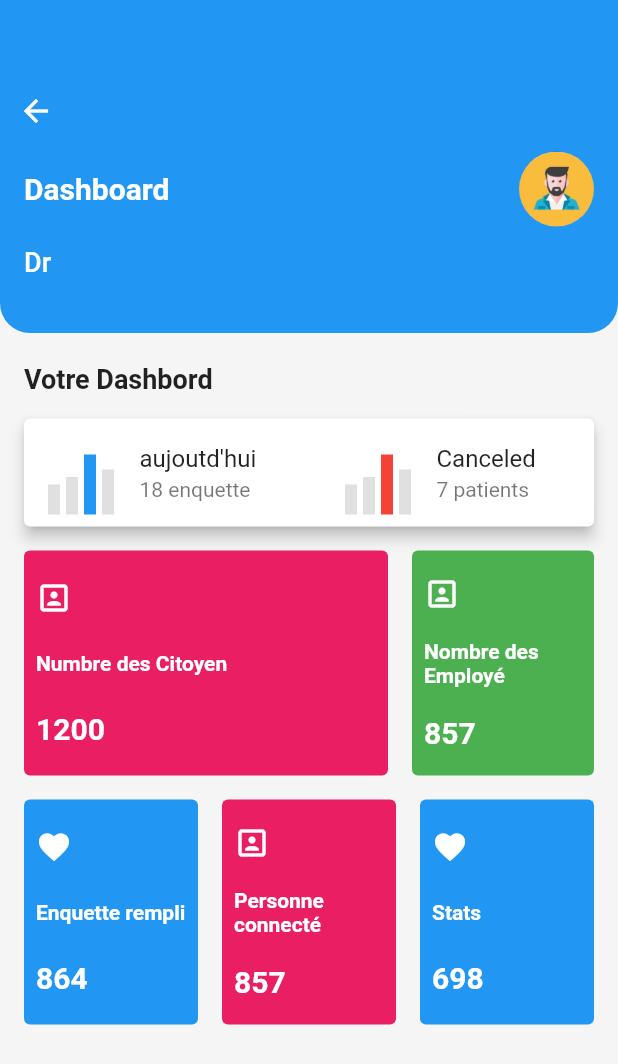
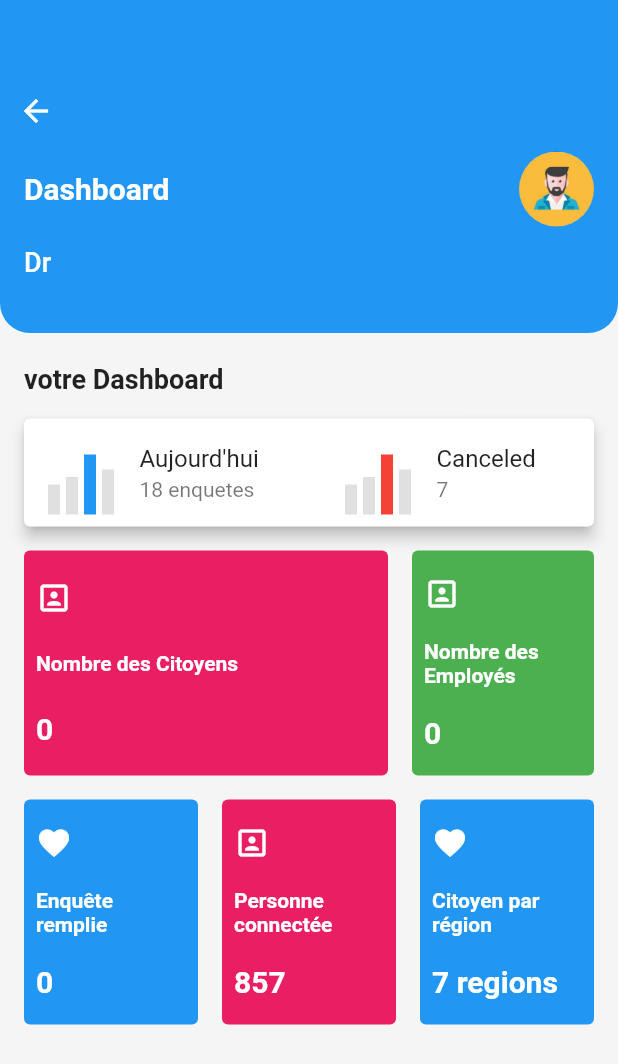
Before and after one commit to tessiku/repository, a Flutter app: the DashBord screen opened directly with empty values, on a phone screen of 412 x 824 dp. Shown: the top 1064 px of the screen. Run offline on Flutter 3.47's test engine with Material 2 defaults, Android fonts, the light colour scheme and no system bars; our stand-ins replace cloud_firestore, firebase_auth, firebase_core, flutter_form_builder, flutter_otp_text_field, flutter_spinkit and 4 more; missing offline and left inert: fab_circular_menu, kommunicate_flutter, particles_flutter; accounts and stored records are empty; network calls fail; statements that could not run were skipped.

Commit message:
dashBord add admin and dash for Emp

```diff
--- a/lib/login/Admin/DashBord.dart
+++ b/lib/login/Admin/DashBord.dart
@@ -1,4 +1,8 @@
+import 'dart:async';
+
 import 'package:flutter/material.dart';
+import 'package:cloud_firestore/cloud_firestore.dart';
+import 'package:ins_app/login/Admin/dash2.dart';
 
 class DashBord extends StatefulWidget {
   const DashBord({Key? key, required this.name, required this.userEmail})
@@ -12,6 +16,35 @@ class DashBord extends StatefulWidget {
 
 class _DashBordState extends State<DashBord> {
   final TextStyle whiteText = const TextStyle(color: Colors.white);
+  Timer? _timer;
+
+  @override
+  void initState() {
+    super.initState();
+    // Start the timer when the page is initialized
+    _startTimer();
+  }
+
+  @override
+  void dispose() {
+    // Cancel the timer when the page is disposed
+    _cancelTimer();
+    super.dispose();
+  }
+
+  void _startTimer() {
+    // Create a new timer that triggers every 5 seconds
+    _timer = Timer.periodic(Duration(seconds: 5), (timer) {
+      // Call setState to trigger a rebuild of the widget tree
+      setState(() {});
+    });
+  }
+
+  void _cancelTimer() {
+    // Cancel the timer if it is running
+    _timer?.cancel();
+    _timer = null;
+  }
 
   @override
   Widget build(BuildContext context) {
@@ -31,11 +64,21 @@ class _DashBordState extends State<DashBord> {
           const Padding(
             padding: EdgeInsets.only(left: 16.0),
             child: Text(
-              "Votre Dashbord ",
+              "votre Dashboard ",
               style: TextStyle(fontWeight: FontWeight.bold, fontSize: 18.0),
             ),
           ),
-          Card(
+          FutureBuilder<int>(
+            future: getUsersCount('Emp'), // Fetch count of employees
+            builder: (context, snapshot) {
+              if (snapshot.hasData) {
+                final employeeCount = snapshot.data!;
+                return FutureBuilder<int>(
+                  future: getUsersCount('Citoyen'), // Fetch count of citizens
+                  builder: (context, snapshot) {
+                    if (snapshot.hasData) {
+                      final citizenCount = snapshot.data!;
+                      return Card(
                         elevation: 4.0,
                         color: Colors.white,
                         margin: const EdgeInsets.all(16.0),
@@ -75,8 +118,8 @@ class _DashBordState extends State<DashBord> {
                                     ],
                                   ),
                                 ),
-                    title: const Text("aujoutd'hui"),
-                    subtitle: const Text("18 " + "enquette"),
+                                title: const Text("Aujourd'hui"),
+                                subtitle: Text("18 enquetes"),
                               ),
                             ),
                             const VerticalDivider(),
@@ -115,11 +158,25 @@ class _DashBordState extends State<DashBord> {
                                   ),
                                 ),
                                 title: const Text("Canceled"),
-                    subtitle: const Text("7 patients"),
+                                subtitle: Text("7"),
                               ),
                             ),
                           ],
                         ),
+                      );
+                    } else if (snapshot.hasError) {
+                      return Text("Error: ${snapshot.error}");
+                    } else {
+                      return CircularProgressIndicator();
+                    }
+                  },
+                );
+              } else if (snapshot.hasError) {
+                return Text("Error: ${snapshot.error}");
+              } else {
+                return CircularProgressIndicator();
+              }
+            },
           ),
           Padding(
             padding: const EdgeInsets.symmetric(horizontal: 16.0),
@@ -127,20 +184,44 @@ class _DashBordState extends State<DashBord> {
               children: <Widget>[
                 Expanded(
                   flex: 2,
-                  child: _buildTile(
+                  child: FutureBuilder<int>(
+                    future: getUsersCount('Citoyen'), // Fetch count of citizens
+                    builder: (context, snapshot) {
+                      if (snapshot.hasData) {
+                        final citizenCount = snapshot.data!;
+                        return _buildTile(
                           color: Colors.pink,
                           icon: Icons.portrait,
-                    title: "Numbre des Citoyen ",
-                    data: "1200",
+                          title: "Nombre des Citoyens",
+                          data: "$citizenCount",
+                        );
+                      } else if (snapshot.hasError) {
+                        return Text("Error: ${snapshot.error}");
+                      } else {
+                        return CircularProgressIndicator();
+                      }
+                    },
                   ),
                 ),
                 const SizedBox(width: 16.0),
                 Expanded(
-                  child: _buildTile(
+                  child: FutureBuilder<int>(
+                    future: getUsersCount('Emp'), // Fetch count of employees
+                    builder: (context, snapshot) {
+                      if (snapshot.hasData) {
+                        final employeeCount = snapshot.data!;
+                        return _buildTile(
                           color: Colors.green,
                           icon: Icons.portrait,
-                    title: "Nombre des Employé ",
-                    data: "857",
+                          title: "Nombre des Employés",
+                          data: "$employeeCount",
+                        );
+                      } else if (snapshot.hasError) {
+                        return Text("Error: ${snapshot.error}");
+                      } else {
+                        return CircularProgressIndicator();
+                      }
+                    },
                   ),
                 ),
               ],
@@ -152,11 +233,25 @@ class _DashBordState extends State<DashBord> {
             child: Row(
               children: <Widget>[
                 Expanded(
-                  child: _buildTile(
+                  child: FutureBuilder<String>(
+                    future:
+                        getFilledSurveysCount(), // Fetch total count of filled surveys
+                    // Fetch total count of filled surveys
+                    builder: (context, snapshot) {
+                      if (snapshot.hasData) {
+                        final filledSurveysCount = snapshot.data!;
+                        return _buildTile(
                           color: Colors.blue,
                           icon: Icons.favorite,
-                    title: "Enquette rempli ",
-                    data: "864",
+                          title: "Enquête remplie",
+                          data: filledSurveysCount,
+                        );
+                      } else if (snapshot.hasError) {
+                        return Text("Error: ${snapshot.error}");
+                      } else {
+                        return CircularProgressIndicator();
+                      }
+                    },
                   ),
                 ),
                 const SizedBox(width: 16.0),
@@ -164,7 +259,7 @@ class _DashBordState extends State<DashBord> {
                   child: _buildTile(
                     color: Colors.pink,
                     icon: Icons.portrait,
-                    title: "Personne connecté ",
+                    title: "Personne connectée",
                     data: "857",
                   ),
                 ),
@@ -173,8 +268,16 @@ class _DashBordState extends State<DashBord> {
                   child: _buildTile(
                     color: Colors.blue,
                     icon: Icons.favorite,
-                    title: "Stats",
-                    data: "698",
+                    title: "Citoyen par région",
+                    data: "7 regions",
+                    onTap: () {
+                      Navigator.push(
+                        context,
+                        MaterialPageRoute(
+                          builder: (context) => RegionCitoyen(),
+                        ),
+                      );
+                    },
                   ),
                 ),
               ],
@@ -234,12 +337,16 @@ class _DashBordState extends State<DashBord> {
     );
   }
 
-  Container _buildTile(
-      {Color? color,
+  InkWell _buildTile({
+    Color? color,
     IconData? icon,
     required String title,
-      required String data}) {
-    return Container(
+    required String data,
+    Function()? onTap,
+  }) {
+    return InkWell(
+      onTap: onTap, // Assign the onTap function to the InkWell
+      child: Container(
         padding: const EdgeInsets.all(8.0),
         height: 150.0,
         decoration: BoxDecoration(
@@ -260,11 +367,40 @@ class _DashBordState extends State<DashBord> {
             ),
             Text(
               data,
-            style:
-                whiteText.copyWith(fontWeight: FontWeight.bold, fontSize: 20.0),
+              style: whiteText.copyWith(
+                  fontWeight: FontWeight.bold, fontSize: 20.0),
             ),
           ],
         ),
+      ),
     );
   }
+
+  Future<int> getUsersCount(String role) async {
+    final querySnapshot = await FirebaseFirestore.instance
+        .collection('users')
+        .where('Role', isEqualTo: role)
+        .get();
+    return querySnapshot.size;
   }
+
+  Future<String> getFilledSurveysCount() async {
+    final querySnapshot =
+        await FirebaseFirestore.instance.collection('Citoyen').get();
+
+    int totalCount = 0;
+
+    for (final docSnapshot in querySnapshot.docs) {
+      final subCollectionSnapshot =
+          await docSnapshot.reference.collection('data').doc('Depense').get();
+
+      if (subCollectionSnapshot.exists &&
+          subCollectionSnapshot.data() != null &&
+          subCollectionSnapshot.data()!.isNotEmpty) {
+        totalCount++;
+      }
+    }
+
+    return totalCount.toString();
+  }
+}
--- a/lib/login/HomePageLogin.dart
+++ b/lib/login/HomePageLogin.dart
@@ -6,6 +6,7 @@ import 'package:ins_app/Pages1/HomePage.dart';
 
 import 'package:ins_app/Pages1/StatsPage.dart';
 import 'package:ins_app/greeding/GreedingPage.dart';
+import 'package:ins_app/login/Admin/dash2.dart';
 import 'package:ins_app/services/Cin_Collector.dart';
 import '../display/ArticlePage.dart';
 import '../api/NewsApi.dart';
@@ -352,7 +353,7 @@ class MyCustomWidget extends StatelessWidget {
         page = cin_Collector( );
         break;
       case " 3":
-        page = EventListPage();
+        page = RegionCitoyen();
         break;
       case " 4":
         page = EventListPage();
```
Also changed, not shown: lib/login/Admin/dash2.dart (added, +125 -0 lines). Lines whose indentation alone changed are shown as unchanged.
